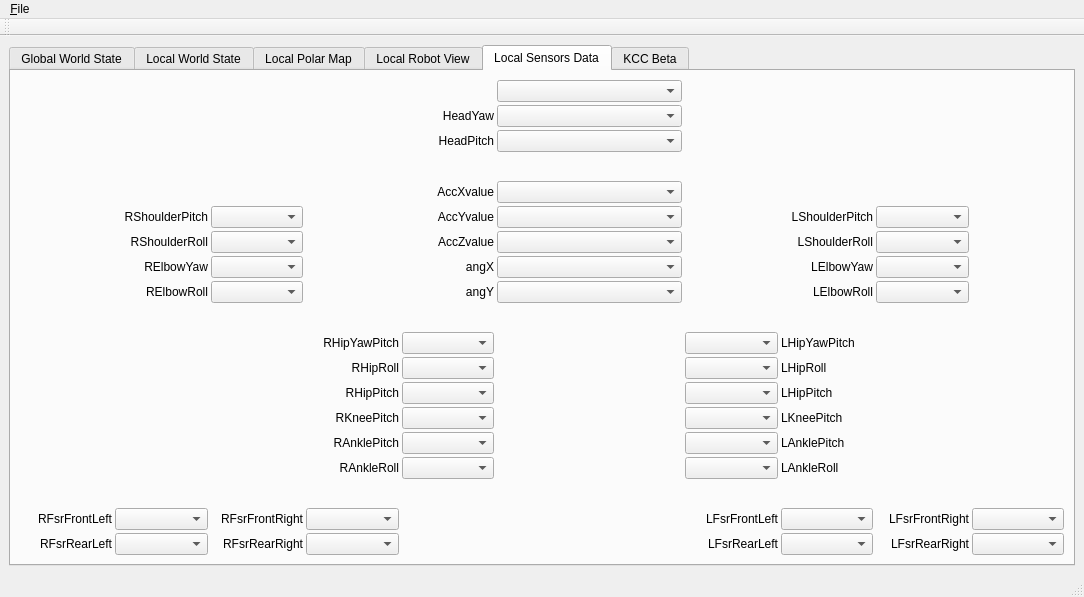
Above: GUITools/KMonitor/KMonitor.ui from kouretes/Monas before the change. Below: the same form after it.
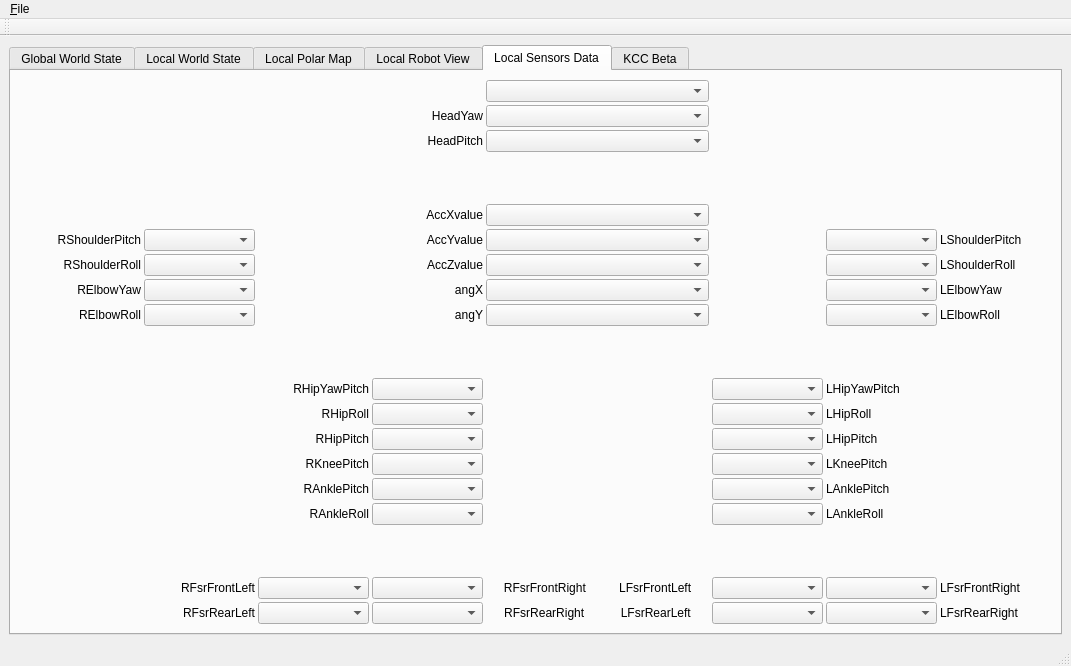
That is the form after the change. Custom widgets are drawn as their Qt base class.

Commit message: Reconstruction of the LSD GUI

What changed in the file:
```diff
--- a/GUITools/KMonitor/KMonitor.ui
+++ b/GUITools/KMonitor/KMonitor.ui
@@ -6,8 +6,8 @@
    <rect>
     <x>0</x>
     <y>0</y>
-    <width>1084</width>
-    <height>597</height>
+    <width>1071</width>
+    <height>666</height>
    </rect>
   </property>
   <property name="windowTitle">
@@ -305,7 +305,7 @@
        </attribute>
        <layout class="QGridLayout" name="gridLayout_2">
         <item row="1" column="0">
-         <layout class="QGridLayout" name="gridLayout" columnstretch="1,1,1,1,1,2,1,1,1,1">
+         <layout class="QGridLayout" name="gridLayout" columnstretch="0,1,1,1,1,2,1,1,1">
           <property name="spacing">
            <number>3</number>
           </property>
@@ -322,22 +322,9 @@
             </property>
            </widget>
           </item>
-          <item row="5" column="7">
-           <widget class="QLabel" name="label_3">
-            <property name="text">
-             <string>LShoulderPitch</string>
-            </property>
-            <property name="alignment">
-             <set>Qt::AlignRight|Qt::AlignTrailing|Qt::AlignVCenter</set>
-            </property>
-           </widget>
-          </item>
           <item row="5" column="5">
            <widget class="QComboBox" name="AccYComboBox"/>
           </item>
-          <item row="5" column="8">
-           <widget class="QComboBox" name="LSPComboBox"/>
-          </item>
           <item row="5" column="4">
            <widget class="QLabel" name="label_2">
             <property name="text">
@@ -363,9 +350,6 @@
           <item row="6" column="5">
            <widget class="QComboBox" name="AccZComboBox"/>
           </item>
-          <item row="6" column="8">
-           <widget class="QComboBox" name="LSRComboBox"/>
-          </item>
           <item row="7" column="2">
            <widget class="QComboBox" name="REYComboBox"/>
           </item>
@@ -438,42 +422,6 @@
           <item row="8" column="5">
            <widget class="QComboBox" name="AngYComboBox"/>
           </item>
-          <item row="7" column="8">
-           <widget class="QComboBox" name="LEYComboBox"/>
-          </item>
-          <item row="8" column="8">
-           <widget class="QComboBox" name="LERComboBox"/>
-          </item>
-          <item row="6" column="7">
-           <widget class="QLabel" name="label_10">
-            <property name="text">
-             <string>LShoulderRoll</string>
-            </property>
-            <property name="alignment">
-             <set>Qt::AlignRight|Qt::AlignTrailing|Qt::AlignVCenter</set>
-            </property>
-           </widget>
-          </item>
-          <item row="7" column="7">
-           <widget class="QLabel" name="label_11">
-            <property name="text">
-             <string>LElbowYaw</string>
-            </property>
-            <property name="alignment">
-             <set>Qt::AlignRight|Qt::AlignTrailing|Qt::AlignVCenter</set>
-            </property>
-           </widget>
-          </item>
-          <item row="8" column="7">
-           <widget class="QLabel" name="label_12">
-            <property name="text">
-             <string>LElbowRoll</string>
-            </property>
-            <property name="alignment">
-             <set>Qt::AlignRight|Qt::AlignTrailing|Qt::AlignVCenter</set>
-            </property>
-           </widget>
-          </item>
           <item row="4" column="4">
            <widget class="QLabel" name="label_13">
             <property name="text">
@@ -520,7 +468,7 @@
           <item row="5" column="3">
            <widget class="QLabel" name="label_18">
             <property name="text">
-             <string>                      </string>
+             <string/>
             </property>
             <property name="alignment">
              <set>Qt::AlignCenter</set>
@@ -530,14 +478,14 @@
           <item row="5" column="6">
            <widget class="QLabel" name="label_19">
             <property name="text">
-             <string>                    </string>
+             <string/>
             </property>
            </widget>
           </item>
           <item row="6" column="3">
            <widget class="QLabel" name="label_20">
             <property name="text">
-             <string>                      </string>
+             <string/>
             </property>
             <property name="alignment">
              <set>Qt::AlignCenter</set>
@@ -547,7 +495,7 @@
           <item row="7" column="3">
            <widget class="QLabel" name="label_21">
             <property name="text">
-             <string>                      </string>
+             <string/>
             </property>
             <property name="alignment">
              <set>Qt::AlignCenter</set>
@@ -557,7 +505,7 @@
           <item row="8" column="3">
            <widget class="QLabel" name="label_22">
             <property name="text">
-             <string>                      </string>
+             <string/>
             </property>
             <property name="alignment">
              <set>Qt::AlignCenter</set>
@@ -597,7 +545,7 @@
           <item row="4" column="3">
            <widget class="QLabel" name="label_37">
             <property name="text">
-             <string>                       </string>
+             <string/>
             </property>
             <property name="alignment">
              <set>Qt::AlignCenter</set>
@@ -694,14 +642,14 @@
           <item row="6" column="6">
            <widget class="QLabel" name="label_36">
             <property name="text">
-             <string>                    </string>
+             <string/>
             </property>
            </widget>
           </item>
           <item row="7" column="6">
            <widget class="QLabel" name="label_39">
             <property name="text">
-             <string>                    </string>
+             <string/>
             </property>
            </widget>
           </item>
@@ -718,85 +666,7 @@
           <item row="17" column="2">
            <widget class="QLabel" name="label_49">
             <property name="text">
-             <string>           </string>
-            </property>
-           </widget>
-          </item>
-          <item row="18" column="0">
-           <widget class="QLabel" name="label_50">
-            <property name="text">
-             <string>RFsrFrontLeft</string>
-            </property>
-            <property name="alignment">
-             <set>Qt::AlignRight|Qt::AlignTrailing|Qt::AlignVCenter</set>
-            </property>
-           </widget>
-          </item>
-          <item row="18" column="1">
-           <widget class="QComboBox" name="comboBox"/>
-          </item>
-          <item row="19" column="0">
-           <widget class="QLabel" name="label_51">
-            <property name="text">
-             <string>RFsrRearLeft</string>
-            </property>
-            <property name="alignment">
-             <set>Qt::AlignRight|Qt::AlignTrailing|Qt::AlignVCenter</set>
-            </property>
-           </widget>
-          </item>
-          <item row="19" column="1">
-           <widget class="QComboBox" name="comboBox_2"/>
-          </item>
-          <item row="18" column="2">
-           <widget class="QLabel" name="label_52">
-            <property name="text">
-             <string>RFsrFrontRight</string>
-            </property>
-            <property name="alignment">
-             <set>Qt::AlignRight|Qt::AlignTrailing|Qt::AlignVCenter</set>
-            </property>
-           </widget>
-          </item>
-          <item row="19" column="2">
-           <widget class="QLabel" name="label_53">
-            <property name="text">
-             <string>RFsrRearRight</string>
-            </property>
-            <property name="alignment">
-             <set>Qt::AlignRight|Qt::AlignTrailing|Qt::AlignVCenter</set>
-            </property>
-           </widget>
-          </item>
-          <item row="18" column="3">
-           <widget class="QComboBox" name="comboBox_3"/>
-          </item>
-          <item row="19" column="3">
-           <widget class="QComboBox" name="comboBox_4"/>
-          </item>
-          <item row="18" column="7">
-           <widget class="QComboBox" name="comboBox_7"/>
-          </item>
-          <item row="19" column="7">
-           <widget class="QComboBox" name="comboBox_8"/>
-          </item>
-          <item row="18" column="6">
-           <widget class="QLabel" name="label_54">
-            <property name="text">
-             <string>LFsrFrontLeft</string>
-            </property>
-            <property name="alignment">
-             <set>Qt::AlignRight|Qt::AlignTrailing|Qt::AlignVCenter</set>
-            </property>
-           </widget>
-          </item>
-          <item row="19" column="6">
-           <widget class="QLabel" name="label_55">
-            <property name="text">
-             <string>LFsrRearLeft</string>
-            </property>
-            <property name="alignment">
-             <set>Qt::AlignRight|Qt::AlignTrailing|Qt::AlignVCenter</set>
+             <string/>
             </property>
            </widget>
           </item>
@@ -806,7 +676,7 @@
              <string>LFsrFrontRight</string>
             </property>
             <property name="alignment">
-             <set>Qt::AlignRight|Qt::AlignTrailing|Qt::AlignVCenter</set>
+             <set>Qt::AlignLeading|Qt::AlignLeft|Qt::AlignVCenter</set>
             </property>
            </widget>
           </item>
@@ -816,16 +686,10 @@
              <string>LFsrRearRight</string>
             </property>
             <property name="alignment">
-             <set>Qt::AlignRight|Qt::AlignTrailing|Qt::AlignVCenter</set>
+             <set>Qt::AlignLeading|Qt::AlignLeft|Qt::AlignVCenter</set>
             </property>
            </widget>
           </item>
-          <item row="18" column="9">
-           <widget class="QComboBox" name="comboBox_5"/>
-          </item>
-          <item row="19" column="9">
-           <widget class="QComboBox" name="comboBox_6"/>
-          </item>
           <item row="11" column="4">
            <widget class="QComboBox" name="RHRComboBox"/>
           </item>
@@ -972,6 +836,122 @@
             </property>
            </widget>
           </item>
+          <item row="5" column="7">
+           <widget class="QComboBox" name="LSPComboBox"/>
+          </item>
+          <item row="6" column="7">
+           <widget class="QComboBox" name="LSRComboBox"/>
+          </item>
+          <item row="7" column="7">
+           <widget class="QComboBox" name="LEYComboBox"/>
+          </item>
+          <item row="8" column="7">
+           <widget class="QComboBox" name="LERComboBox"/>
+          </item>
+          <item row="5" column="8">
+           <widget class="QLabel" name="label_3">
+            <property name="text">
+             <string>LShoulderPitch</string>
+            </property>
+            <property name="alignment">
+             <set>Qt::AlignLeading|Qt::AlignLeft|Qt::AlignVCenter</set>
+            </property>
+           </widget>
+          </item>
+          <item row="6" column="8">
+           <widget class="QLabel" name="label_10">
+            <property name="text">
+             <string>LShoulderRoll</string>
+            </property>
+            <property name="alignment">
+             <set>Qt::AlignLeading|Qt::AlignLeft|Qt::AlignVCenter</set>
+            </property>
+           </widget>
+          </item>
+          <item row="7" column="8">
+           <widget class="QLabel" name="label_11">
+            <property name="text">
+             <string>LElbowYaw</string>
+            </property>
+            <property name="alignment">
+             <set>Qt::AlignLeading|Qt::AlignLeft|Qt::AlignVCenter</set>
+            </property>
+           </widget>
+          </item>
+          <item row="8" column="8">
+           <widget class="QLabel" name="label_12">
+            <property name="text">
+             <string>LElbowRoll</string>
+            </property>
+            <property name="alignment">
+             <set>Qt::AlignLeading|Qt::AlignLeft|Qt::AlignVCenter</set>
+            </property>
+           </widget>
+          </item>
+          <item row="18" column="5">
+           <widget class="QLabel" name="label_52">
+            <property name="text">
+             <string>RFsrFrontRight          LFsrFrontLeft</string>
+            </property>
+            <property name="alignment">
+             <set>Qt::AlignCenter</set>
+            </property>
+           </widget>
+          </item>
+          <item row="18" column="6">
+           <widget class="QComboBox" name="LFsrFLComboBox"/>
+          </item>
+          <item row="18" column="4">
+           <widget class="QComboBox" name="RFsrFRComboBox"/>
+          </item>
+          <item row="19" column="4">
+           <widget class="QComboBox" name="RFsrRRComboBox"/>
+          </item>
+          <item row="19" column="5">
+           <widget class="QLabel" name="label_53">
+            <property name="text">
+             <string>RFsrRearRight           LFsrRearLeft</string>
+            </property>
+            <property name="alignment">
+             <set>Qt::AlignCenter</set>
+            </property>
+           </widget>
+          </item>
+          <item row="19" column="6">
+           <widget class="QComboBox" name="LFsrRLComboBox"/>
+          </item>
+          <item row="18" column="3">
+           <widget class="QComboBox" name="RFsrFLComboBox"/>
+          </item>
+          <item row="19" column="3">
+           <widget class="QComboBox" name="RFsrRLComboBox"/>
+          </item>
+          <item row="18" column="2">
+           <widget class="QLabel" name="label_50">
+            <property name="text">
+             <string>RFsrFrontLeft</string>
+            </property>
+            <property name="alignment">
+             <set>Qt::AlignRight|Qt::AlignTrailing|Qt::AlignVCenter</set>
+            </property>
+           </widget>
+          </item>
+          <item row="19" column="2">
+           <widget class="QLabel" name="label_51">
+            <property name="text">
+             <string>RFsrRearLeft</string>
+            </property>
+            <property name="alignment">
+             <set>Qt::AlignRight|Qt::AlignTrailing|Qt::AlignVCenter</set>
+            </property>
+           </widget>
+          </item>
+          <item row="18" column="7">
+           <widget class="QComboBox" name="LFsrFRComboBox"/>
+          </item>
+          <item row="19" column="7">
+           <widget class="QComboBox" name="LFsrRRComboBox"/>
+          </item>
          </layout>
         </item>
        </layout>
@@ -990,7 +970,7 @@
     <rect>
      <x>0</x>
      <y>0</y>
-     <width>1084</width>
+     <width>1071</width>
      <height>25</height>
     </rect>
    </property>
```
The commit also changes 5 other files.
